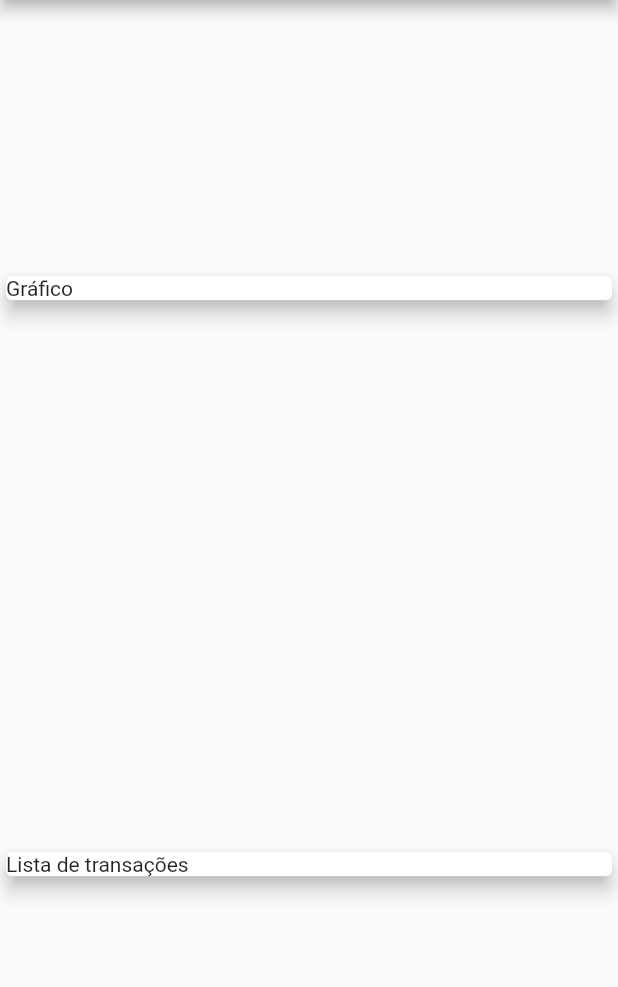
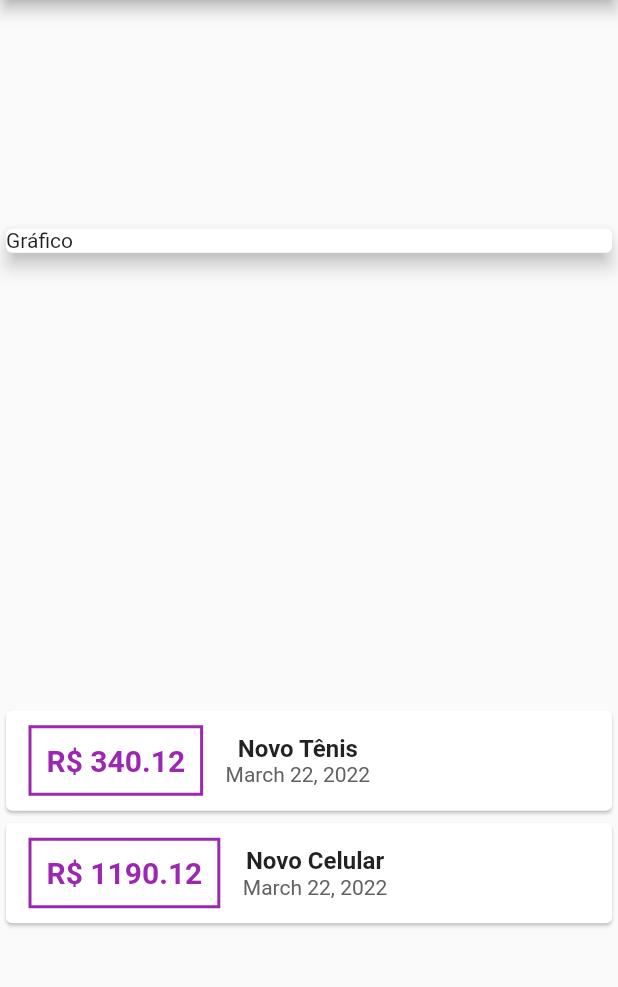
Before and after one commit to joevtap/despesas_pessoais, a Flutter app: the screen it shows after launch, on a phone screen of 412 x 824 dp, the part 84-1071 px from its top. Run offline on Flutter 3.47's test engine with Material 2 defaults, Android fonts, the phone set to English and light mode, and no system bars.

Commit message:
Update transaction card

```diff
--- /dev/null
+++ b/lib/components/transaction/description.styled.dart
@@ -0,0 +1,27 @@
+import 'package:flutter/material.dart';
+
+class StyledDescription extends StatelessWidget {
+  final String title;
+  final String date;
+
+  const StyledDescription(this.title, this.date, {Key? key}) : super(key: key);
+
+  @override
+  Widget build(BuildContext context) {
+    return Column(children: <Widget>[
+      Text(
+        title,
+        style: const TextStyle(
+          fontSize: 16,
+          fontWeight: FontWeight.bold,
+        ),
+      ),
+      Text(
+        date,
+        style: TextStyle(
+          color: Colors.grey[700],
+        ),
+      ),
+    ]);
+  }
+}
--- /dev/null
+++ b/lib/components/transaction/main.dart
@@ -0,0 +1,28 @@
+import 'package:despesas_pessoais/components/transaction/description.styled.dart';
+import 'package:despesas_pessoais/components/transaction/value.styled.dart';
+import 'package:flutter/material.dart';
+
+class TransactionCard extends StatelessWidget {
+  final double value;
+  final String title;
+  final String date;
+
+  const TransactionCard({
+    Key? key,
+    required this.value,
+    required this.title,
+    required this.date,
+  }) : super(key: key);
+
+  @override
+  Widget build(BuildContext context) {
+    return Card(
+      child: Row(
+        children: [
+          StyledValue(value),
+          StyledDescription(title, date),
+        ],
+      ),
+    );
+  }
+}
--- /dev/null
+++ b/lib/components/transaction/value.styled.dart
@@ -0,0 +1,32 @@
+import 'package:flutter/material.dart';
+
+class StyledValue extends StatelessWidget {
+  final double value;
+
+  const StyledValue(
+    this.value, {
+    Key? key,
+  }) : super(key: key);
+
+  @override
+  Widget build(BuildContext context) {
+    return Container(
+      margin: const EdgeInsets.symmetric(horizontal: 15, vertical: 10),
+      decoration: BoxDecoration(
+        border: Border.all(
+          color: Colors.purple,
+          width: 2,
+        ),
+      ),
+      padding: const EdgeInsets.all(10),
+      child: Text(
+        'R\$ ${value.toStringAsFixed(2)}',
+        style: const TextStyle(
+          fontSize: 20,
+          fontWeight: FontWeight.bold,
+          color: Colors.purple,
+        ),
+      ),
+    );
+  }
+}
--- a/lib/main.dart
+++ b/lib/main.dart
@@ -1,5 +1,7 @@
+import 'package:despesas_pessoais/components/transaction/main.dart';
 import 'package:despesas_pessoais/models/transaction.dart';
 import 'package:flutter/material.dart';
+import 'package:intl/intl.dart';
 
 void main() {
   runApp(const ExpensesApp());
@@ -43,14 +45,19 @@ class MyHomePage extends StatelessWidget {
       body: Column(
           mainAxisAlignment: MainAxisAlignment.spaceAround,
           crossAxisAlignment: CrossAxisAlignment.stretch,
-          children: const <Widget>[
-            Card(
+          children: <Widget>[
+            const Card(
               child: Text('Gráfico'),
               elevation: 5,
             ),
-            Card(
-              child: Text('Lista de transações'),
-              elevation: 5,
+            Column(
+              children: _transactions.map((tr) {
+                return TransactionCard(
+                  value: tr.value,
+                  title: tr.title,
+                  date: DateFormat.yMMMMd().format(tr.date),
+                );
+              }).toList(),
             ),
           ]),
     );
--- a/pubspec.yaml
+++ b/pubspec.yaml
@@ -27,6 +27,7 @@ environment:
 # the latest version available on pub.dev. To see which dependencies have newer
 # versions available, run `flutter pub outdated`.
 dependencies:
+  intl: ^0.17.0
   flutter:
     sdk: flutter
 
```
Also changed, not shown: pubspec.lock.
